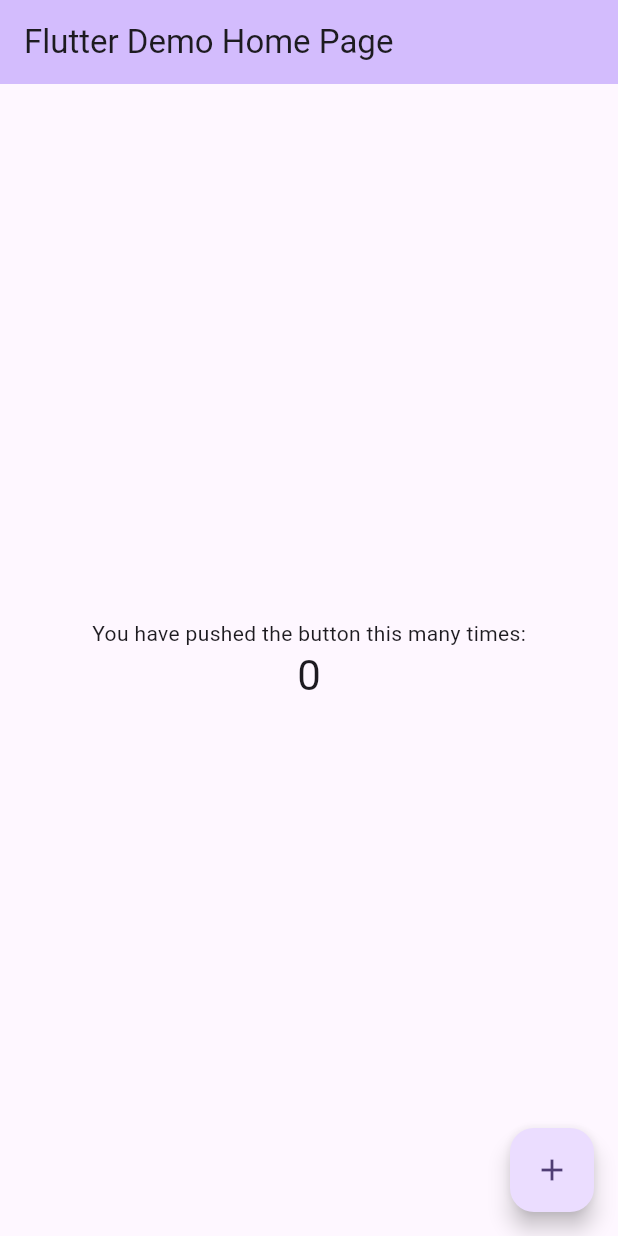
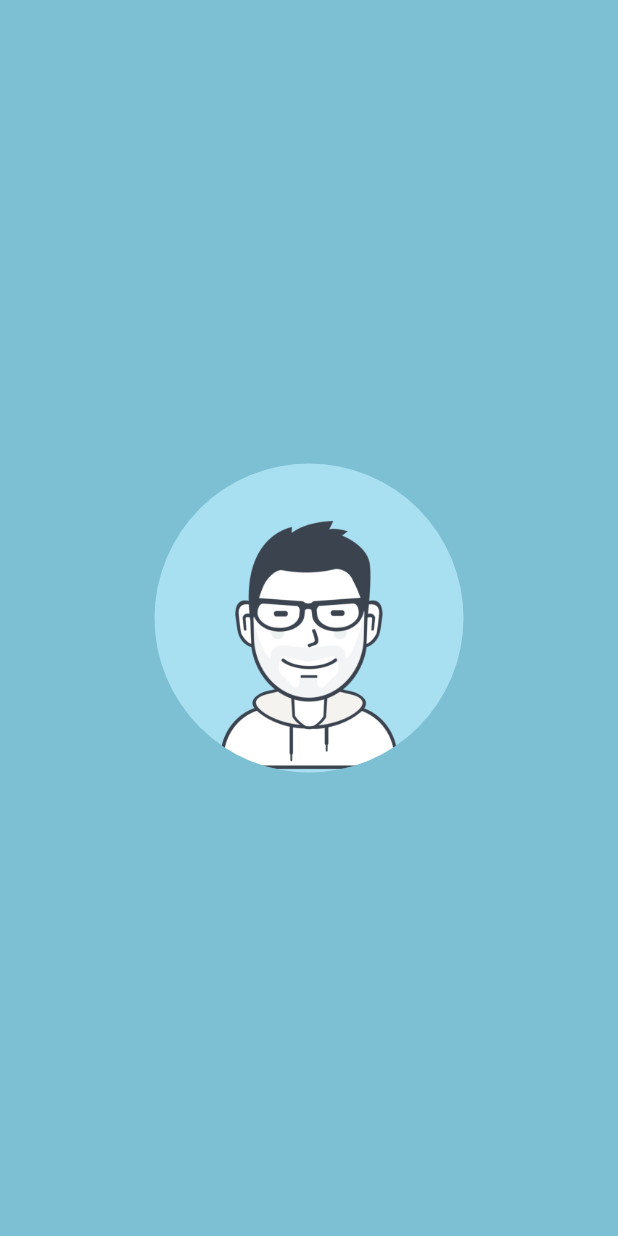
Before and after one commit to Abdulkader-Safi/Authify, a Flutter app: the screen it shows after launch, on a phone screen of 412 x 824 dp. Run offline on Flutter 3.47's test engine with Material 2 defaults, Android fonts, the phone set to English and light mode, and no system bars.

Commit message:
_avatarWidget()

```diff
--- a/lib/main.dart
+++ b/lib/main.dart
@@ -1,3 +1,4 @@
+import 'package:authify/pages/login_page.dart';
 import 'package:flutter/material.dart';
 
 void main() {
@@ -7,119 +8,15 @@ void main() {
 class MyApp extends StatelessWidget {
   const MyApp({super.key});
 
-  // This widget is the root of your application.
   @override
   Widget build(BuildContext context) {
     return MaterialApp(
       title: 'Flutter Demo',
       theme: ThemeData(
-        // This is the theme of your application.
-        //
-        // TRY THIS: Try running your application with "flutter run". You'll see
-        // the application has a blue toolbar. Then, without quitting the app,
-        // try changing the seedColor in the colorScheme below to Colors.green
-        // and then invoke "hot reload" (save your changes or press the "hot
-        // reload" button in a Flutter-supported IDE, or press "r" if you used
-        // the command line to start the app).
-        //
-        // Notice that the counter didn't reset back to zero; the application
-        // state is not lost during the reload. To reset the state, use hot
-        // restart instead.
-        //
-        // This works for code too, not just values: Most code changes can be
-        // tested with just a hot reload.
-        colorScheme: ColorScheme.fromSeed(seedColor: Colors.deepPurple),
+        primaryColor: Colors.blue,
         useMaterial3: true,
       ),
-      home: const MyHomePage(title: 'Flutter Demo Home Page'),
+      home: const LoginPage(),
     );
   }
 }
-
-class MyHomePage extends StatefulWidget {
-  const MyHomePage({super.key, required this.title});
-
-  // This widget is the home page of your application. It is stateful, meaning
-  // that it has a State object (defined below) that contains fields that affect
-  // how it looks.
-
-  // This class is the configuration for the state. It holds the values (in this
-  // case the title) provided by the parent (in this case the App widget) and
-  // used by the build method of the State. Fields in a Widget subclass are
-  // always marked "final".
-
-  final String title;
-
-  @override
-  State<MyHomePage> createState() => _MyHomePageState();
-}
-
-class _MyHomePageState extends State<MyHomePage> {
-  int _counter = 0;
-
-  void _incrementCounter() {
-    setState(() {
-      // This call to setState tells the Flutter framework that something has
-      // changed in this State, which causes it to rerun the build method below
-      // so that the display can reflect the updated values. If we changed
-      // _counter without calling setState(), then the build method would not be
-      // called again, and so nothing would appear to happen.
-      _counter++;
-    });
-  }
-
-  @override
-  Widget build(BuildContext context) {
-    // This method is rerun every time setState is called, for instance as done
-    // by the _incrementCounter method above.
-    //
-    // The Flutter framework has been optimized to make rerunning build methods
-    // fast, so that you can just rebuild anything that needs updating rather
-    // than having to individually change instances of widgets.
-    return Scaffold(
-      appBar: AppBar(
-        // TRY THIS: Try changing the color here to a specific color (to
-        // Colors.amber, perhaps?) and trigger a hot reload to see the AppBar
-        // change color while the other colors stay the same.
-        backgroundColor: Theme.of(context).colorScheme.inversePrimary,
-        // Here we take the value from the MyHomePage object that was created by
-        // the App.build method, and use it to set our appbar title.
-        title: Text(widget.title),
-      ),
-      body: Center(
-        // Center is a layout widget. It takes a single child and positions it
-        // in the middle of the parent.
-        child: Column(
-          // Column is also a layout widget. It takes a list of children and
-          // arranges them vertically. By default, it sizes itself to fit its
-          // children horizontally, and tries to be as tall as its parent.
-          //
-          // Column has various properties to control how it sizes itself and
-          // how it positions its children. Here we use mainAxisAlignment to
-          // center the children vertically; the main axis here is the vertical
-          // axis because Columns are vertical (the cross axis would be
-          // horizontal).
-          //
-          // TRY THIS: Invoke "debug painting" (choose the "Toggle Debug Paint"
-          // action in the IDE, or press "p" in the console), to see the
-          // wireframe for each widget.
-          mainAxisAlignment: MainAxisAlignment.center,
-          children: <Widget>[
-            const Text(
-              'You have pushed the button this many times:',
-            ),
-            Text(
-              '$_counter',
-              style: Theme.of(context).textTheme.headlineMedium,
-            ),
-          ],
-        ),
-      ),
-      floatingActionButton: FloatingActionButton(
-        onPressed: _incrementCounter,
-        tooltip: 'Increment',
-        child: const Icon(Icons.add),
-      ), // This trailing comma makes auto-formatting nicer for build methods.
-    );
-  }
-}
--- /dev/null
+++ b/lib/pages/login_page.dart
@@ -0,0 +1,47 @@
+import 'package:flutter/material.dart';
+
+class LoginPage extends StatelessWidget {
+  const LoginPage({super.key});
+
+  static late double _deviceHeight;
+  static late double _deviceWidth;
+
+  static const Color _primaryColor = Color.fromRGBO(125, 191, 211, 1.0);
+  static const Color _secondaryColor = Color.fromRGBO(169, 224, 241, 1.0);
+
+  @override
+  Widget build(BuildContext context) {
+    _deviceHeight = MediaQuery.of(context).size.height;
+    _deviceWidth = MediaQuery.of(context).size.width;
+
+    return Scaffold(
+      backgroundColor: _primaryColor,
+      body: Align(
+        alignment: Alignment.center,
+        child: Column(
+          mainAxisAlignment: MainAxisAlignment.spaceAround,
+          mainAxisSize: MainAxisSize.max,
+          crossAxisAlignment: CrossAxisAlignment.center,
+          children: [
+            _avatarWidget(),
+          ],
+        ),
+      ),
+    );
+  }
+
+  Widget _avatarWidget() {
+    double? circleD = _deviceHeight * 0.25;
+    return Container(
+      height: circleD,
+      width: circleD,
+      decoration: BoxDecoration(
+        color: _secondaryColor,
+        borderRadius: BorderRadius.circular(500),
+        image: const DecorationImage(
+          image: AssetImage('assets/images/main_avatar.png'),
+        ),
+      ),
+    );
+  }
+}
--- a/pubspec.yaml
+++ b/pubspec.yaml
@@ -59,8 +59,8 @@ flutter:
   uses-material-design: true
 
   # To add assets to your application, add an assets section, like this:
-  # assets:
-  #   - images/a_dot_burr.jpeg
+  assets:
+    - assets/images/main_avatar.png
   #   - images/a_dot_ham.jpeg
 
   # An image asset can refer to one or more resolution-specific "variants", see
```
Also changed, not shown: assets/images/main_avatar.png (added).
